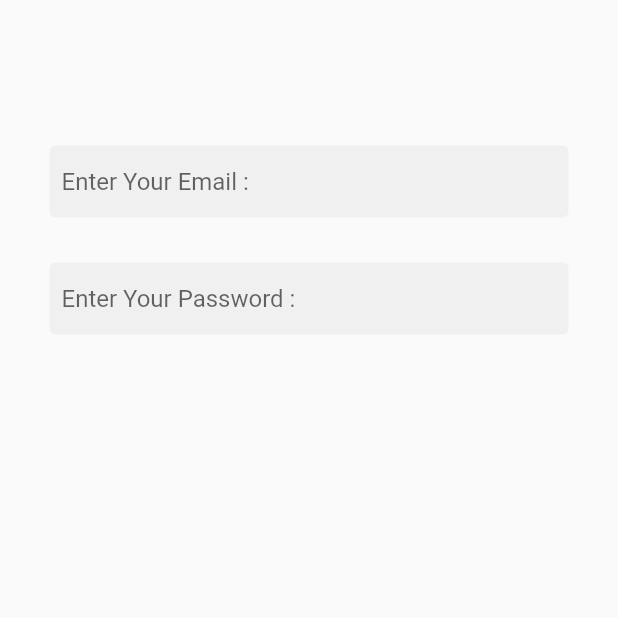
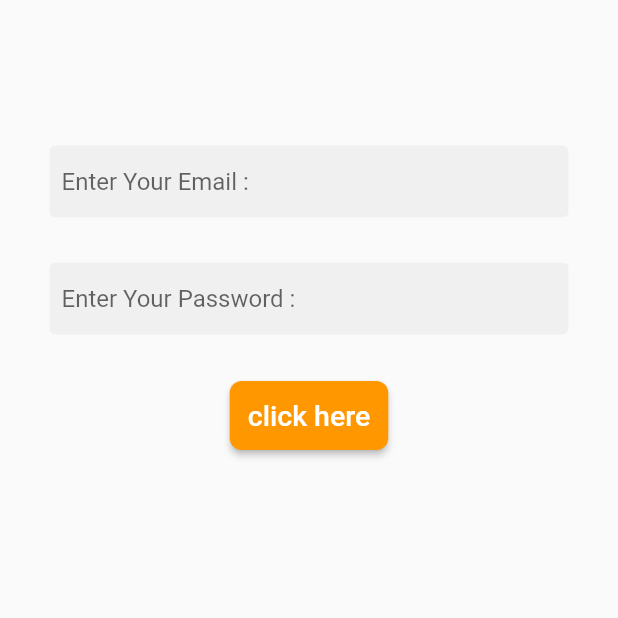
Before and after one commit to abdorady2022001/Electronic_shop, a Flutter app: the screen it shows after launch, on a phone screen of 412 x 824 dp, the top half of it. Run offline on Flutter 3.47's test engine with Material 2 defaults, Android fonts, the phone set to English and light mode, and no system bars.

Commit message:
How the button works

```diff
--- a/lib/pages/login.dart
+++ b/lib/pages/login.dart
@@ -31,6 +31,22 @@ class login extends StatelessWidget {
                   decoration: decorationTextfield.copyWith(
                     hintText: "Enter Your Password :",
                   )),
+              const SizedBox(
+                height: 30,
+              ),
+              ElevatedButton(
+                onPressed: () {},
+                style: ButtonStyle(
+                  backgroundColor: MaterialStateProperty.all(Colors.orange),
+                  padding: MaterialStateProperty.all(EdgeInsets.all(12)),
+                  shape: MaterialStateProperty.all(RoundedRectangleBorder(
+                      borderRadius: BorderRadius.circular(8))),
+                ),
+                child: Text(
+                  "click here",
+                  style: TextStyle(fontSize: 19),
+                ),
+              ),
             ],
           ),
         ),
```
